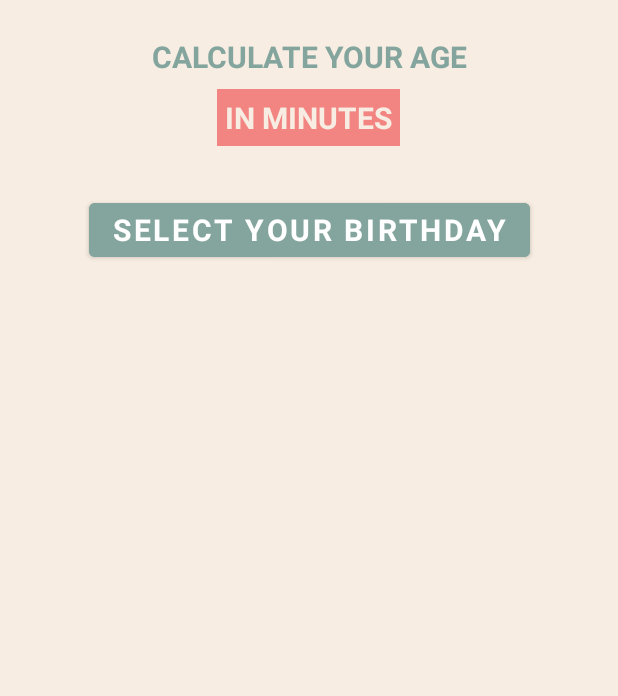
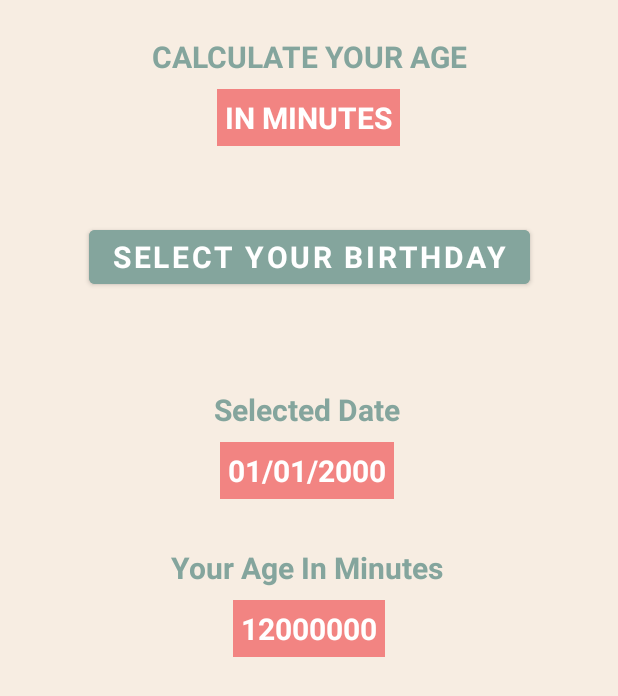
Before and after one commit to stasvitalich/Age-Calculator, an Android app: the layout activity_main.xml on its own in the app's theme, with its tools: preview values and no code run, on a phone screen of 412 x 824 dp. Shown: the top 696 px of the screen. Run offline under Robolectric (Android 15) with nearby library versions, the light colour scheme and no system bars.

Commit message:
More information was added to Main Activity.

```diff
--- a/app/src/main/res/layout/activity_main.xml
+++ b/app/src/main/res/layout/activity_main.xml
@@ -31,7 +31,7 @@
         android:gravity="center_horizontal"
         android:padding="5dp"
         android:text="@string/InMinutes"
-        android:textColor="@color/Background"
+        android:textColor="@color/white"
         android:textSize="20sp"
         android:textStyle="bold"
         app:layout_constraintEnd_toEndOf="@+id/textView1"
@@ -44,7 +44,7 @@
         android:id="@+id/selectButton"
         android:layout_width="wrap_content"
         android:layout_height="wrap_content"
-        android:layout_marginTop="32dp"
+        android:layout_marginTop="50dp"
         android:backgroundTint="@color/MainTextColor"
         android:fontFamily="sans-serif"
         android:text="@string/Select"
@@ -53,4 +53,72 @@
         app:layout_constraintEnd_toEndOf="@+id/textView1"
         app:layout_constraintStart_toStartOf="@+id/textView1"
         app:layout_constraintTop_toBottomOf="@+id/textView2" />
+
+    <TextView
+        android:id="@+id/selectedDateText"
+        android:layout_width="wrap_content"
+        android:layout_height="wrap_content"
+        android:layout_marginTop="64dp"
+        android:gravity="center_horizontal"
+        android:text="@string/SelectedDate"
+        android:textColor="@color/MainTextColor"
+        android:textSize="20sp"
+        android:textStyle="bold"
+        app:layout_constraintEnd_toEndOf="parent"
+        app:layout_constraintHorizontal_bias="0.496"
+        app:layout_constraintStart_toStartOf="parent"
+        app:layout_constraintTop_toBottomOf="@+id/selectButton"
+        tools:ignore="TextContrastCheck" />
+
+    <TextView
+        android:id="@+id/textDate"
+        android:layout_width="wrap_content"
+        android:layout_height="wrap_content"
+        android:layout_marginTop="8dp"
+        android:background="@color/TextBackGround"
+        android:gravity="center_horizontal"
+        android:padding="5dp"
+        android:text="@string/DateByDefault"
+        android:textColor="@color/white"
+        android:textSize="20sp"
+        android:textStyle="bold"
+        app:layout_constraintEnd_toEndOf="@+id/selectedDateText"
+        app:layout_constraintHorizontal_bias="0.504"
+        app:layout_constraintStart_toStartOf="@+id/selectedDateText"
+        app:layout_constraintTop_toBottomOf="@+id/selectedDateText"
+        tools:ignore="TextContrastCheck" />
+
+    <TextView
+        android:id="@+id/textDate2"
+        android:layout_width="wrap_content"
+        android:layout_height="wrap_content"
+        android:layout_marginTop="8dp"
+        android:background="@color/TextBackGround"
+        android:gravity="center_horizontal"
+        android:padding="5dp"
+        android:text="@string/MinByDefault"
+        android:textColor="@color/white"
+        android:textSize="20sp"
+        android:textStyle="bold"
+        app:layout_constraintEnd_toEndOf="@+id/selectedDateText4"
+        app:layout_constraintHorizontal_bias="0.514"
+        app:layout_constraintStart_toStartOf="@+id/selectedDateText4"
+        app:layout_constraintTop_toBottomOf="@+id/selectedDateText4"
+        tools:ignore="TextContrastCheck" />
+
+    <TextView
+        android:id="@+id/selectedDateText4"
+        android:layout_width="wrap_content"
+        android:layout_height="wrap_content"
+        android:layout_marginTop="32dp"
+        android:gravity="center_horizontal"
+        android:text="@string/YourAgeMin"
+        android:textColor="@color/MainTextColor"
+        android:textSize="20sp"
+        android:textStyle="bold"
+        app:layout_constraintEnd_toEndOf="@+id/textDate"
+        app:layout_constraintStart_toStartOf="@+id/textDate"
+        app:layout_constraintTop_toBottomOf="@+id/textDate"
+        tools:ignore="TextContrastCheck" />
+
 </androidx.constraintlayout.widget.ConstraintLayout>
--- a/app/src/main/res/values/strings.xml
+++ b/app/src/main/res/values/strings.xml
@@ -3,4 +3,8 @@
     <string name="Calculate">CALCULATE YOUR AGE</string>
     <string name="InMinutes">IN MINUTES</string>
     <string name="Select">SELECT YOUR BIRTHDAY</string>
+    <string name="SelectedDate">Selected Date</string>
+    <string name="DateByDefault">01/01/2000</string>
+    <string name="YourAgeMin">Your Age In Minutes</string>
+    <string name="MinByDefault">12000000</string>
 </resources>
```
